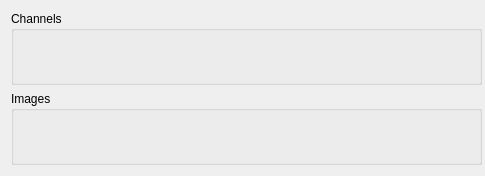
First picture: the form in code/display/QtViewer/AnimatorHolder.ui, repository radio-astro/casa, before the edit.
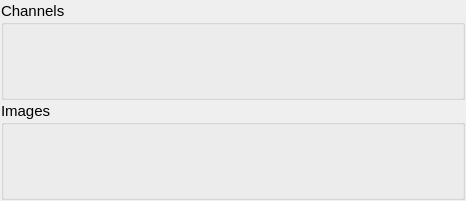
Second picture: the form after the edit.

The edit to the form file:
```diff
--- a/code/display/QtViewer/AnimatorHolder.ui
+++ b/code/display/QtViewer/AnimatorHolder.ui
@@ -6,8 +6,8 @@
    <rect>
     <x>0</x>
     <y>0</y>
-    <width>485</width>
-    <height>176</height>
+    <width>466</width>
+    <height>201</height>
    </rect>
   </property>
   <property name="sizePolicy">
@@ -19,27 +19,41 @@
   <property name="minimumSize">
    <size>
     <width>130</width>
-    <height>176</height>
+    <height>200</height>
    </size>
   </property>
   <property name="windowTitle">
    <string/>
   </property>
   <layout class="QVBoxLayout" name="verticalLayout">
+   <property name="spacing">
+    <number>1</number>
+   </property>
+   <property name="margin">
+    <number>1</number>
+   </property>
    <item>
     <widget class="QGroupBox" name="channelGroupBox">
      <property name="sizePolicy">
-      <sizepolicy hsizetype="MinimumExpanding" vsizetype="MinimumExpanding">
+      <sizepolicy hsizetype="Minimum" vsizetype="MinimumExpanding">
        <horstretch>0</horstretch>
        <verstretch>0</verstretch>
       </sizepolicy>
      </property>
      <property name="minimumSize">
       <size>
-       <width>471</width>
-       <height>0</height>
+       <width>0</width>
+       <height>95</height>
       </size>
      </property>
+     <property name="font">
+      <font>
+       <family>Arial</family>
+       <pointsize>11</pointsize>
+       <weight>50</weight>
+       <bold>false</bold>
+      </font>
+     </property>
      <property name="title">
       <string>Channels</string>
      </property>
@@ -48,17 +62,23 @@
    <item>
     <widget class="QGroupBox" name="imageGroupBox">
      <property name="sizePolicy">
-      <sizepolicy hsizetype="MinimumExpanding" vsizetype="MinimumExpanding">
+      <sizepolicy hsizetype="Minimum" vsizetype="MinimumExpanding">
        <horstretch>0</horstretch>
        <verstretch>0</verstretch>
       </sizepolicy>
      </property>
      <property name="minimumSize">
       <size>
-       <width>471</width>
-       <height>0</height>
+       <width>0</width>
+       <height>95</height>
       </size>
      </property>
+     <property name="font">
+      <font>
+       <family>Arial</family>
+       <pointsize>11</pointsize>
+      </font>
+     </property>
      <property name="title">
       <string>Images</string>
      </property>
```
